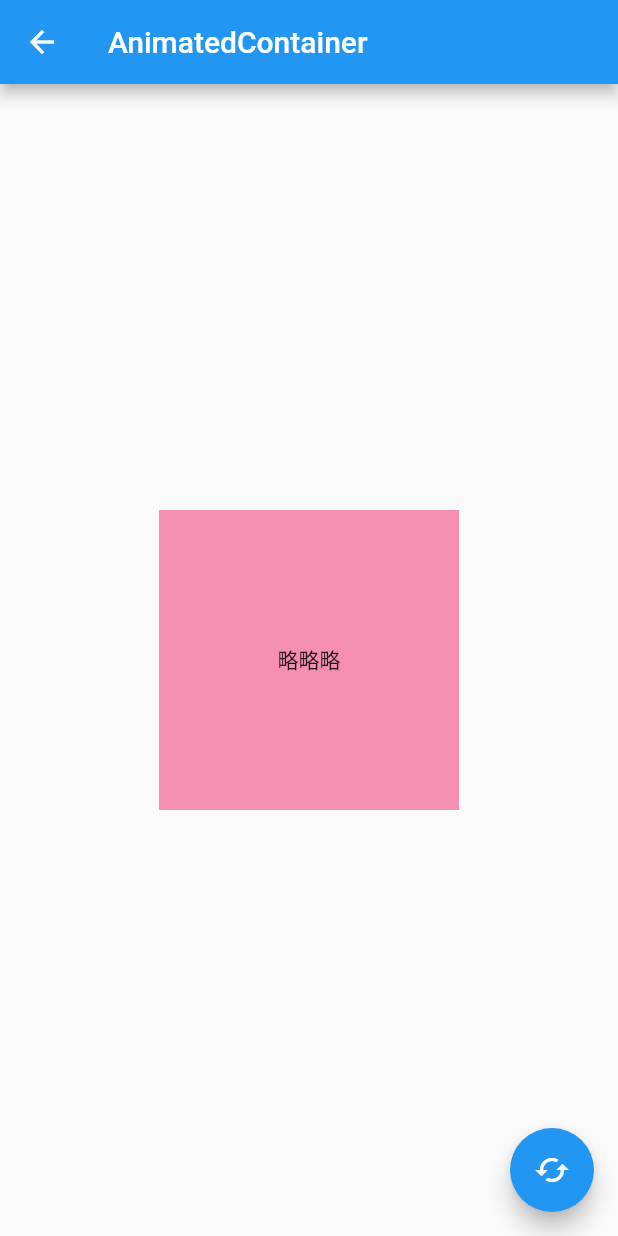
After one commit to shiqizhenyes/WOW, a Flutter app: the AnimatedContainerDemo screen opened directly, after a tap on the "cached" icon, on a phone screen of 412 x 824 dp. The commit adds this screen. Run offline on Flutter 3.47's test engine with Material 2 defaults, Android fonts, the phone set to English and light mode, and no system bars.

Commit message:
更新AnimatedContainer

```diff
--- /dev/null
+++ b/lib/AnimatedContainerDemo.dart
@@ -0,0 +1,82 @@
+import 'package:flutter/material.dart';
+
+class AnimatedContainerDemo extends StatefulWidget {
+  AnimatedContainerDemo({Key key}) : super(key: key);
+
+  @override
+  _AnimatedContainerDemoState createState() => _AnimatedContainerDemoState();
+}
+
+class _AnimatedContainerDemoState extends State<AnimatedContainerDemo> {
+  var _myDuration = Duration(seconds: 1);
+  var _color = Colors.purple[300];
+  bool flag = true;
+
+  _changeColor() {
+    setState(() {
+      if (flag) {
+        _color = Colors.pink[200];
+      } else {
+        _color = Colors.purple[300];
+      }
+    });
+    flag = !flag;
+  }
+
+  @override
+  Widget build(BuildContext context) {
+    return Scaffold(
+      appBar: AppBar(title: Text("AnimatedContainer")),
+      body: Align(
+        alignment: Alignment.center,
+        child: AnimatedContainer(
+          width: 200.0,
+          height: 200.0,
+          alignment: Alignment.center,
+          duration: _myDuration,
+          color: _color,
+          child: SomeOtherWidget(),
+        ),
+      ),
+      floatingActionButton: FloatingActionButton(
+        onPressed: () => _changeColor(),
+        child: Icon(Icons.cached),
+      ),
+    );
+  }
+}
+
+class SomeOtherWidget extends StatelessWidget {
+  @override
+  Widget build(BuildContext context) {
+    return Text("略略略");
+  }
+}
+
+/// 逐字稿
+/// Flutter has a lot of widgets to help with explicit animations,
+/// ones that you, the developer, code up
+/// But there are also widgets for implicit animations,
+/// those that animate changes for you.
+/// A good one to know is AnimatedContainer.
+/// You can build it once with a particular attribute, like color.
+/// And when you rebuild it with a different value.
+/// sayt, in response to a setState call, AnimatedContainer performs a linear interpolation between the two values.
+/// And it's more than just colors.
+/// You can animate borders, border radii, background images, shadows, gradients, shapes, padding, width, height, alignment, transforms, and more.
+/// The length of the animation is controlled by the duration parameter,
+/// and you can also specify your own curve to customize the effect.
+/// There are a bunch of other widgets to help with implicit animations, too.
+/// So head to flutter.io for more info.
+/// (music~)
+///
+/// 翻译
+/// flutter有很多控件帮助开发者开发显示动画。
+/// 当然它也有一些隐式动画控件，用来做一些改变的动画。
+/// 一个很好的方法是使用AnimatedContainer，你可以用它对一些特定的属性进行构建
+/// 比如颜色，当你使用另一种颜色来重构时，用setState来响应重构
+/// AnimatedContainer将执行一个线性的插补动画在两个值之间。
+/// 不仅仅是颜色，还有边界、圆角，背景图，阴影，渐变，形状，填充，宽高，位置，转换，等等
+/// 动画时长可以使用duration来控制
+/// 你也可以指定一个非线性的自定义效果。
+/// 这就是balabalabala。。。
--- a/lib/main.dart
+++ b/lib/main.dart
@@ -1,4 +1,5 @@
 import 'package:WOW/AboutDialogDemo.dart';
+import 'package:WOW/AnimatedContainerDemo.dart';
 import 'package:WOW/ExpandedDemo.dart';
 import 'package:WOW/Introduction.dart';
 import 'package:WOW/SafeAreaDemo.dart';
@@ -42,6 +43,7 @@ class _MyHomePageState extends State<MyHomePage> {
     "assets/images/widget1.webp",
     "assets/images/widget2.webp",
     "assets/images/widget3.webp",
+    "assets/images/widget3.webp", // 图片待补充
     "assets/images/widget83.webp",
   ];
 
@@ -50,11 +52,12 @@ class _MyHomePageState extends State<MyHomePage> {
     "SafeArea",
     "Expanded",
     "Wrap",
-    "AboutDialog"
+    "AnimatedContainerDemo",
+    "AboutDialog",
   ];
 
   var subtitles = <String>["Flutter", "Google developments"];
-  List<int> subtitlesIndex = [0, 1, 1, 1, 0];
+  List<int> subtitlesIndex = [0, 1, 1, 1, 1, 0];
 
   List<WidgetModel> widgetModels = List();
 
@@ -73,6 +76,9 @@ class _MyHomePageState extends State<MyHomePage> {
         _goToWrap();
         break;
       case 4:
+        _gotoAnimatedContainer();
+        break;
+      case 5:
         _goToAboutDialog();
         break;
       default:
@@ -100,6 +106,12 @@ class _MyHomePageState extends State<MyHomePage> {
   _goToWrap() {
     Navigator.push(context, MaterialPageRoute(builder: (context) {
       return WrapDemo();
+    }));
+  }
+
+  _gotoAnimatedContainer() {
+    Navigator.push(context, MaterialPageRoute(builder: (context) {
+      return AnimatedContainerDemo();
     }));
   }
 
@@ -170,7 +182,6 @@ class _MyHomePageState extends State<MyHomePage> {
               children: <Widget>[
                 Padding(
                   padding: EdgeInsets.only(left: 16.0, bottom: 10.0),
-
                   child: Text(
                     this.widgetModels[index].title,
                     style: TextStyle(fontWeight: FontWeight.bold, fontSize: 16),
```
